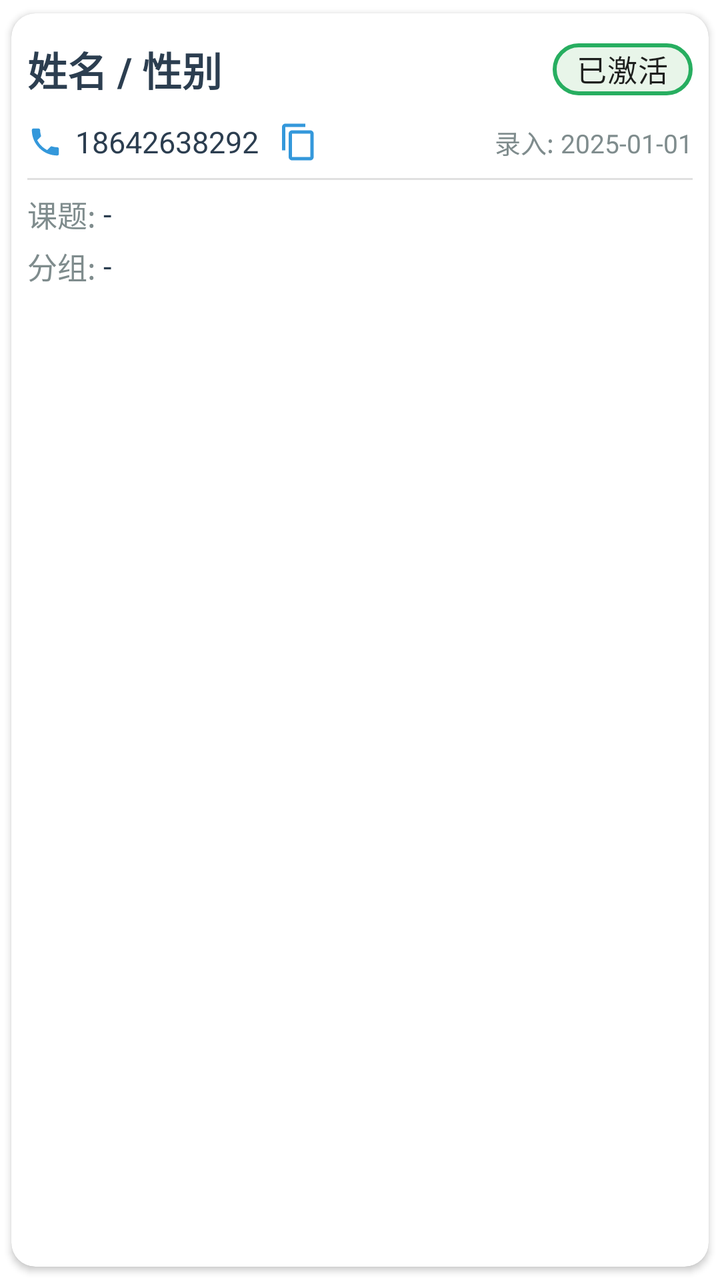
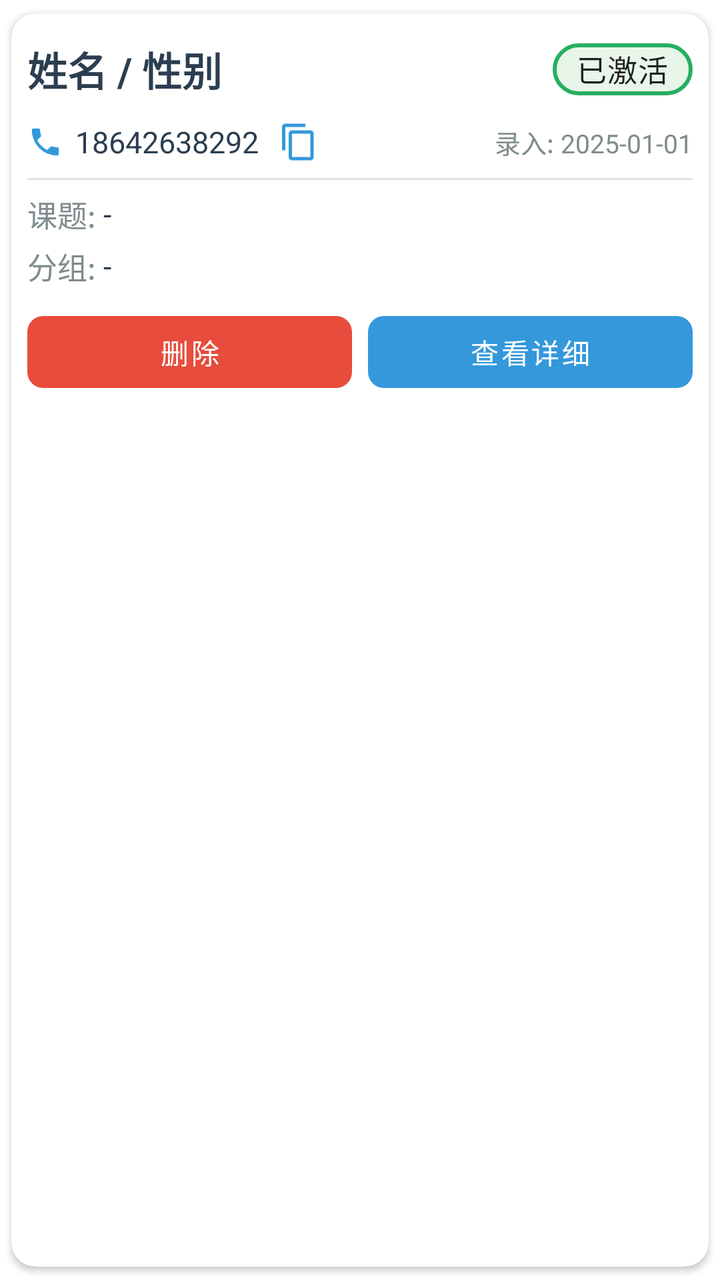

Two renders of the same Android screen: before a commit and after it. Below are the layout's source before the change and the commit's diff.
<!-- AndroidManifest.xml: application theme Theme.RemoteNursing -->
<!-- res/layout/item_user_search_result.xml -->
<?xml version="1.0" encoding="utf-8"?>
<androidx.cardview.widget.CardView xmlns:android="http://schemas.android.com/apk/res/android"
    xmlns:card_view="http://schemas.android.com/apk/res-auto"
    xmlns:app="http://schemas.android.com/apk/res-auto"
    android:layout_width="match_parent"
    android:layout_height="wrap_content"
    card_view:cardUseCompatPadding="true"
    card_view:cardCornerRadius="12dp"
    android:layout_margin="8dp">

    <LinearLayout
        android:layout_width="match_parent"
        android:layout_height="wrap_content"
        android:orientation="vertical"
        android:paddingStart="8dp"
        android:paddingEnd="8dp"
        android:paddingTop="4dp"
        android:paddingBottom="8dp">

        
        <RelativeLayout
            android:layout_width="match_parent"
            android:layout_height="wrap_content">

            
            <TextView
                android:id="@+id/tv_name_gender"
                android:layout_width="wrap_content"
                android:layout_height="wrap_content"
                android:layout_alignParentStart="true"
                android:layout_centerVertical="true"
                android:layout_toStartOf="@+id/chip_status"
                android:layout_marginEnd="8dp"
                android:text="姓名 / 性别"
                android:textStyle="bold"
                android:textSize="20sp"
                android:textColor="#2C3E50"
                android:textIsSelectable="true" />

            
            <com.google.android.material.chip.Chip
                android:id="@+id/chip_status"
                android:layout_width="wrap_content"
                android:layout_height="wrap_content"
                android:layout_alignParentEnd="true"
                android:layout_centerVertical="true"
                android:text="已激活"
                android:textSize="15sp"
                android:checkable="false"
                style="@style/Widget.MaterialComponents.Chip.Choice"
                app:chipMinHeight="26dp"
                app:chipBackgroundColor="@color/chip_background_activated"
                app:chipStrokeColor="#27AE60"
                app:chipStrokeWidth="2dp"
                app:checkedIconVisible="false" />

        </RelativeLayout>

        
        <RelativeLayout
            android:layout_width="match_parent"
            android:layout_height="wrap_content"
            android:layout_marginTop="-4dp">

            
            <LinearLayout
                android:id="@+id/ll_phone_left"
                android:layout_width="wrap_content"
                android:layout_height="wrap_content"
                android:layout_alignParentStart="true"
                android:layout_centerVertical="true"
                android:layout_toStartOf="@+id/tv_login_date"
                android:layout_marginEnd="8dp"
                android:orientation="horizontal"
                android:gravity="center_vertical">

                <ImageView
                    android:layout_width="18dp"
                    android:layout_height="18dp"
                    android:src="@drawable/ic_phone_24"
                    app:tint="#3498DB"
                    android:layout_marginEnd="6dp" />

                <TextView
                    android:id="@+id/tv_phone"
                    android:layout_width="wrap_content"
                    android:layout_height="wrap_content"
                    android:text="18642638292"
                    android:textSize="15sp"
                    android:textColor="#2C3E50"
                    android:textIsSelectable="true" />

                
                <ImageView
                    android:id="@+id/btn_copy_phone"
                    android:layout_width="32dp"
                    android:layout_height="32dp"
                    android:src="@drawable/ic_copy_24"
                    android:padding="6dp"
                    android:layout_marginStart="4dp"
                    android:background="?attr/selectableItemBackgroundBorderless"
                    app:tint="#3498DB"
                    android:contentDescription="复制电话" />

            </LinearLayout>

            
            <TextView
                android:id="@+id/tv_login_date"
                android:layout_width="wrap_content"
                android:layout_height="wrap_content"
                android:layout_alignParentEnd="true"
                android:layout_centerVertical="true"
                android:text="录入: 2025-01-01"
                android:textSize="13sp"
                android:textColor="#7F8C8D"
                android:textIsSelectable="true" />

        </RelativeLayout>

        
        <View
            android:layout_width="match_parent"
            android:layout_height="1dp"
            android:layout_marginTop="2dp"
            android:layout_marginBottom="6dp"
            android:background="#E0E0E0" />

        
        <LinearLayout
            android:id="@+id/ll_project"
            android:layout_width="match_parent"
            android:layout_height="wrap_content"
            android:orientation="horizontal"
            android:gravity="center_vertical">

            <TextView
                android:layout_width="wrap_content"
                android:layout_height="wrap_content"
                android:text="课题: "
                android:textSize="15sp"
                android:textColor="#7F8C8D" />

            <TextView
                android:id="@+id/tv_project"
                android:layout_width="0dp"
                android:layout_weight="1"
                android:layout_height="wrap_content"
                android:text="-"
                android:textSize="15sp"
                android:textColor="#2C3E50"
                android:textIsSelectable="true" />

        </LinearLayout>

        
        <LinearLayout
            android:id="@+id/ll_team"
            android:layout_width="match_parent"
            android:layout_height="wrap_content"
            android:orientation="horizontal"
            android:gravity="center_vertical"
            android:layout_marginTop="4dp">

            <TextView
                android:layout_width="wrap_content"
                android:layout_height="wrap_content"
                android:text="分组: "
                android:textSize="15sp"
                android:textColor="#7F8C8D" />

            <TextView
                android:id="@+id/tv_team"
                android:layout_width="0dp"
                android:layout_weight="1"
                android:layout_height="wrap_content"
                android:text="-"
                android:textSize="15sp"
                android:textColor="#2C3E50"
                android:textIsSelectable="true" />

        </LinearLayout>

        
        <LinearLayout
            android:id="@+id/op_area"
            android:layout_width="match_parent"
            android:layout_height="wrap_content"
            android:orientation="horizontal"
            android:layout_marginTop="8dp"
            android:visibility="gone">

            <Button
                android:id="@+id/btn_action1"
                android:layout_width="0dp"
                android:layout_height="48dp"
                android:layout_weight="1"
                android:text="操作1"/>

            <View
                android:layout_width="8dp"
                android:layout_height="0dp" />

            <Button
                android:id="@+id/btn_action2"
                android:layout_width="0dp"
                android:layout_height="48dp"
                android:layout_weight="1"
                android:text="操作2"/>
        </LinearLayout>
    </LinearLayout>
</androidx.cardview.widget.CardView>
<!-- resources referenced by this layout -->
<resources>
  <!-- drawable ic_copy_24 (drawable) -->
  <?xml version="1.0" encoding="utf-8"?>
  <vector xmlns:android="http://schemas.android.com/apk/res/android"
      android:width="24dp"
      android:height="24dp"
      android:viewportWidth="24"
      android:viewportHeight="24">
      <path
          android:fillColor="#000000"
          android:pathData="M16,1H4C2.9,1 2,1.9 2,3v14h2V3h12V1zM19,5H8C6.9,5 6,5.9 6,7v14c0,1.1 0.9,2 2,2h11c1.1,0 2,-0.9 2,-2V7C21,5.9 20.1,5 19,5zM19,21H8V7h11V21z"/>
  </vector>
  <!-- drawable ic_phone_24 (drawable) -->
  <?xml version="1.0" encoding="utf-8"?>
  <vector xmlns:android="http://schemas.android.com/apk/res/android"
      android:width="24dp"
      android:height="24dp"
      android:viewportWidth="24"
      android:viewportHeight="24">
      <path
          android:fillColor="#FF000000"
          android:pathData="M6.62,10.79c1.44,2.83 3.76,5.14 6.59,6.59l2.2,-2.2c0.27,-0.27 0.67,-0.36 1.02,-0.24 1.12,0.37 2.33,0.57 3.57,0.57 0.55,0 1,0.45 1,1V20c0,0.55 -0.45,1 -1,1 -9.39,0 -17,-7.61 -17,-17 0,-0.55 0.45,-1 1,-1h3.5c0.55,0 1,0.45 1,1 0,1.25 0.2,2.45 0.57,3.57 0.11,0.35 0.03,0.74 -0.25,1.02l-2.2,2.2z"/>
  </vector>
  <style name="Theme.RemoteNursing" parent="Base.Theme.RemoteNursing" />
  <style name="Base.Theme.RemoteNursing" parent="Theme.Material3.DayNight.NoActionBar">
          
          <item name="colorPrimary">#1976D2</item>
          <item name="colorPrimaryVariant">#0D47A1</item>
          <item name="colorSecondary">#388E3C</item>
          <item name="colorOnPrimary">#FFFFFF</item>
          <item name="colorOnSecondary">#FFFFFF</item>
  
          
          <item name="colorSurface">#FFFFFF</item>
          <item name="colorOnSurface">#000000</item>
  
          
          <item name="android:windowBackground">#FFFFFF</item>
          <item name="backgroundColor">#FFFFFF</item>
  
          
          <item name="colorPrimaryContainer">#E3F2FD</item>
          <item name="colorOnPrimaryContainer">#0D47A1</item>
      </style>
</resources>

<!-- the commit's change to res/layout/item_user_search_result.xml (unified diff, before → after) -->
@@ -188,25 +188,33 @@
             android:layout_height="wrap_content"
             android:orientation="horizontal"
             android:layout_marginTop="8dp"
-            android:visibility="gone">
-
-            <Button
+            android:visibility="visible">
+
+            <com.google.android.material.button.MaterialButton
                 android:id="@+id/btn_action1"
                 android:layout_width="0dp"
                 android:layout_height="48dp"
                 android:layout_weight="1"
-                android:text="操作1"/>
+                android:text="删除"
+                android:textColor="@android:color/white"
+                app:backgroundTint="#E74C3C"
+                app:cornerRadius="8dp"
+                style="@style/Widget.MaterialComponents.Button.UnelevatedButton"/>
 
             <View
                 android:layout_width="8dp"
                 android:layout_height="0dp" />
 
-            <Button
+            <com.google.android.material.button.MaterialButton
                 android:id="@+id/btn_action2"
                 android:layout_width="0dp"
                 android:layout_height="48dp"
                 android:layout_weight="1"
-                android:text="操作2"/>
+                android:text="查看详细"
+                android:textColor="@android:color/white"
+                app:backgroundTint="#3498DB"
+                app:cornerRadius="8dp"
+                style="@style/Widget.MaterialComponents.Button.UnelevatedButton"/>
         </LinearLayout>
     </LinearLayout>
 </androidx.cardview.widget.CardView>
